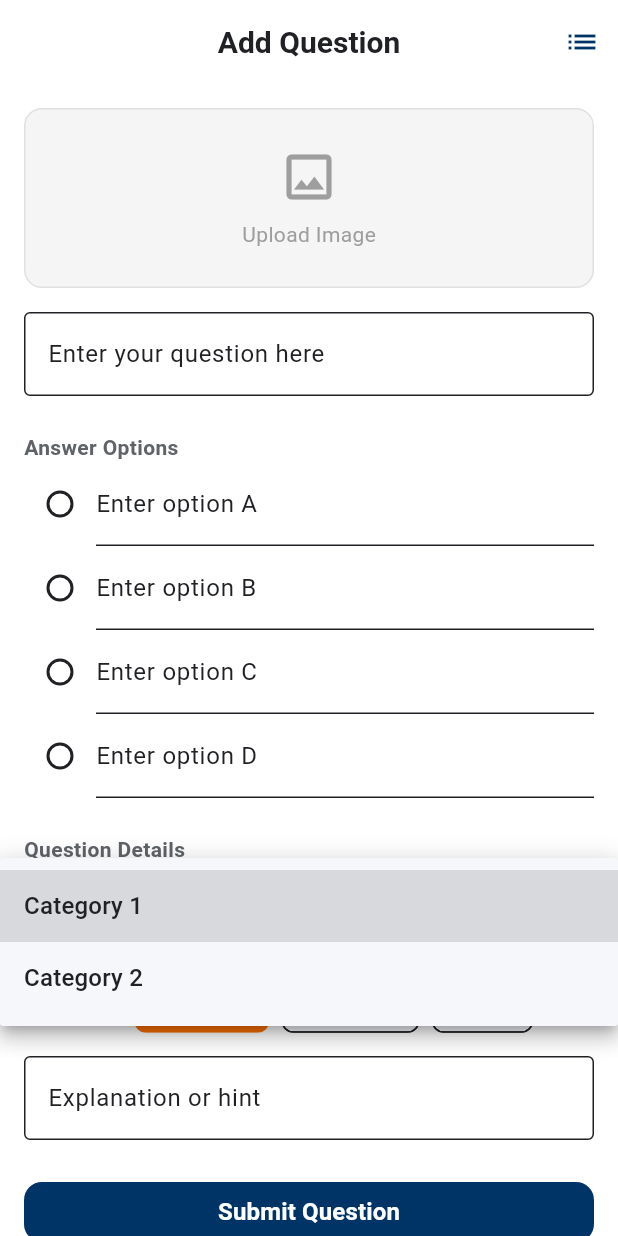
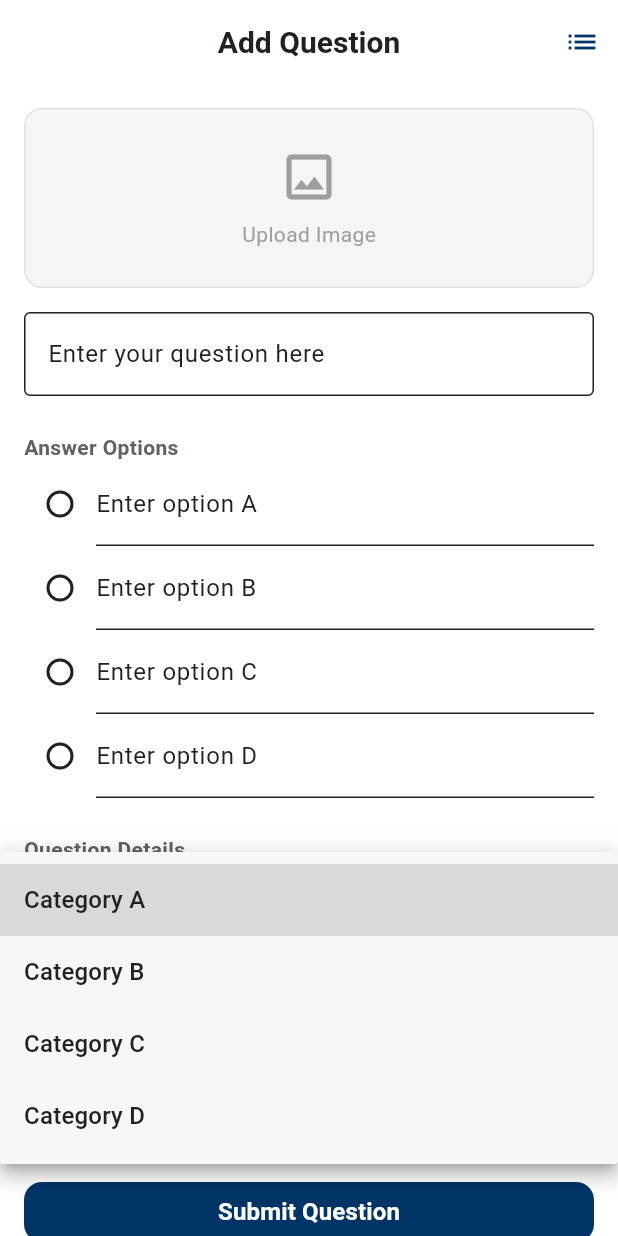
Before and after one commit to majdideveloper/quizz_app_canada, a Flutter app: the screen it shows after launch, after a tap on "Select category", on a phone screen of 412 x 824 dp. Run offline on Flutter 3.47's test engine with Material 3 defaults, Android fonts, the light colour scheme and no system bars; our stand-ins replace bloc, dartz, equatable, flutter_bloc, flutter_widget_from_html, freezed_annotation and 8 more; accounts and stored records are empty; generated files the repository leaves out were written again; network calls fail; Roboto replaces fonts that are missing (SF Pro Display, SF Pro Text).

Commit message:
complete feature question add category

```diff
--- a/lib/features/question/presentation/pages/add_question_page.dart
+++ b/lib/features/question/presentation/pages/add_question_page.dart
@@ -56,7 +56,7 @@ class _AddQuestionPageState extends State<AddQuestionPage> {
         options: _optionControllers.map((c) => c.text).toList(),
         correctOptionIndex: _correctOptionIndex!,
         imageUrl: null, // Will be set after upload
-        categoryId: '6cd9e356-677b-418e-baaa-f215df26a311', //   _category,
+        categoryId: _category,
         difficulty: _difficulty,
         explanation: _explanationController.text,
       );
@@ -219,9 +219,17 @@ class _AddQuestionPageState extends State<AddQuestionPage> {
                             const InputDecoration(labelText: 'Select category'),
                         items: const [
                           DropdownMenuItem(
-                              value: 'cat1', child: Text('Category 1')),
+                              value: '6cd9e356-677b-418e-baaa-f215df26a311',
+                              child: Text('Category A')),
                           DropdownMenuItem(
-                              value: 'cat2', child: Text('Category 2')),
+                              value: '1b7e69ba-b316-4ef7-a8b9-f986433c62f8',
+                              child: Text('Category B')),
+                          DropdownMenuItem(
+                              value: 'afe91b85-570c-4050-9340-feb0b950251a',
+                              child: Text('Category C')),
+                          DropdownMenuItem(
+                              value: '82853684-b450-4b66-b357-9fb053bc0df9',
+                              child: Text('Category D')),
                         ],
                         onChanged: (val) => setState(() => _category = val),
                         validator: (v) => v == null ? 'Required' : null,
--- a/lib/features/question/presentation/pages/edit_question_page.dart
+++ b/lib/features/question/presentation/pages/edit_question_page.dart
@@ -70,7 +70,7 @@ class _EditQuestionPageState extends State<EditQuestionPage> {
       options: _optionControllers.map((c) => c.text).toList(),
       correctOptionIndex: _correctOptionIndex!,
       imageUrl: imageUrl,
-      categoryId: '6cd9e356-677b-418e-baaa-f215df26a311', //_category,
+      categoryId: _category,
       difficulty: _difficulty,
       explanation: _explanationController.text,
     );
@@ -193,9 +193,17 @@ class _EditQuestionPageState extends State<EditQuestionPage> {
                         const InputDecoration(labelText: 'Select category'),
                     items: const [
                       DropdownMenuItem(
-                          value: 'cat1', child: Text('Category 1')),
+                          value: '6cd9e356-677b-418e-baaa-f215df26a311',
+                          child: Text('Category A')),
                       DropdownMenuItem(
-                          value: 'cat2', child: Text('Category 2')),
+                          value: '1b7e69ba-b316-4ef7-a8b9-f986433c62f8',
+                          child: Text('Category B')),
+                      DropdownMenuItem(
+                          value: 'afe91b85-570c-4050-9340-feb0b950251a',
+                          child: Text('Category C')),
+                      DropdownMenuItem(
+                          value: '82853684-b450-4b66-b357-9fb053bc0df9',
+                          child: Text('Category D')),
                     ],
                     onChanged: (val) => setState(() => _category = val),
                   ),
```
